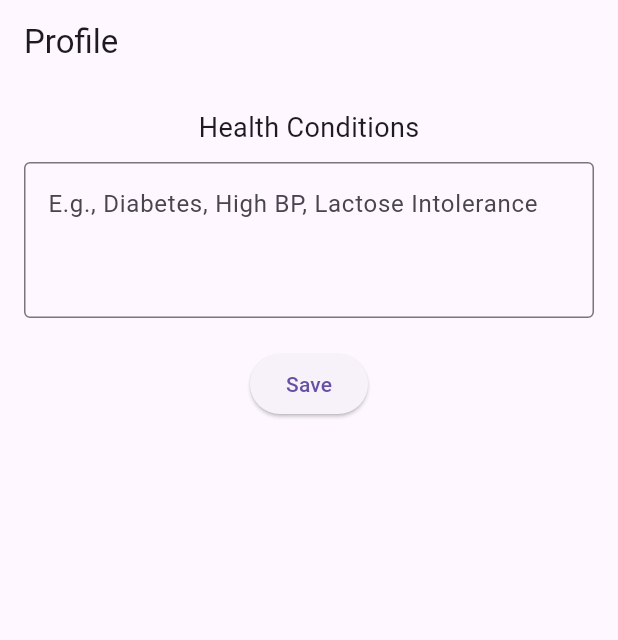
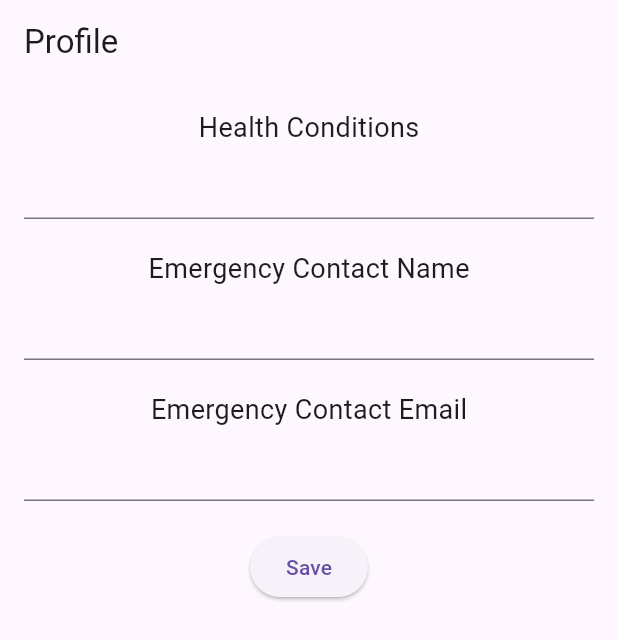
Before and after one commit to 24-25J-194-research-project/pml-fe, a Flutter app: the ProfilePage screen opened by its route, after a tap on "Save", on a phone screen of 412 x 824 dp. Shown: the top 640 px of the screen. Run offline on Flutter 3.47's test engine with Material 3 defaults, Android fonts, the light colour scheme and no system bars; our stand-ins replace audioplayers, confetti, flutter_dotenv, flutter_local_notifications, flutter_tts, go_router and 4 more; accounts and stored records are empty; network calls fail.

Commit message:
feat: emergency contacts added

```diff
--- a/pml_fe/lib/pages/profile_page.dart
+++ b/pml_fe/lib/pages/profile_page.dart
@@ -10,32 +10,40 @@ class ProfilePage extends StatefulWidget {
 class _ProfilePageState extends State<ProfilePage> {
   final TextEditingController _healthConditionsController =
       TextEditingController();
-  String _healthConditions = '';
+
+  final TextEditingController _emergencyContactNameController =
+      TextEditingController();
+  final TextEditingController _emergencyContactEmailController =
+      TextEditingController();
 
   @override
   void initState() {
     super.initState();
-    _loadHealthConditions();
+    _loadProfileData();
   }
 
-  // Load health conditions from backend
-  void _loadHealthConditions() async {
+  // ✅ Load profile data from backend
+  void _loadProfileData() async {
     final response = await http.get(
       Uri.parse(
         'http://10.0.2.2:3000/cooking-assistant/user/health-conditions?username=user1',
       ),
     );
+
     if (response.statusCode == 200) {
       final data = jsonDecode(response.body);
       setState(() {
-        _healthConditions = data['healthConditions'] ?? '';
-        _healthConditionsController.text = _healthConditions;
+        _healthConditionsController.text = data['healthConditions'] ?? '';
+        _emergencyContactNameController.text =
+            data['emergencyContactName'] ?? '';
+        _emergencyContactEmailController.text =
+            data['emergencyContactEmail'] ?? '';
       });
     }
   }
 
-  // Save health conditions to MongoDB
-  void _saveHealthConditions() async {
+  // ✅ Save data to backend
+  void _saveProfileData() async {
     final response = await http.post(
       Uri.parse(
         'http://10.0.2.2:3000/cooking-assistant/user/update-health-conditions',
@@ -44,20 +52,19 @@ class _ProfilePageState extends State<ProfilePage> {
       body: jsonEncode({
         "username": "user1",
         "healthConditions": _healthConditionsController.text,
+        "emergencyContactName": _emergencyContactNameController.text,
+        "emergencyContactEmail": _emergencyContactEmailController.text,
       }),
     );
 
     if (response.statusCode == 200) {
-      setState(() {
-        _healthConditions = _healthConditionsController.text;
-      });
       ScaffoldMessenger.of(
         context,
-      ).showSnackBar(SnackBar(content: Text("Health Conditions Saved")));
+      ).showSnackBar(SnackBar(content: Text("Profile updated successfully!")));
     } else {
       ScaffoldMessenger.of(
         context,
-      ).showSnackBar(SnackBar(content: Text("Failed to save")));
+      ).showSnackBar(SnackBar(content: Text("Failed to update profile")));
     }
   }
 
@@ -70,20 +77,20 @@ class _ProfilePageState extends State<ProfilePage> {
         child: Column(
           children: [
             Text("Health Conditions", style: TextStyle(fontSize: 18)),
-            SizedBox(height: 10),
-            TextField(
-              controller: _healthConditionsController,
-              decoration: InputDecoration(
-                border: OutlineInputBorder(),
-                hintText: "E.g., Diabetes, High BP, Lactose Intolerance",
-              ),
-              maxLines: 3,
-            ),
+            TextField(controller: _healthConditionsController),
+
             SizedBox(height: 20),
-            ElevatedButton(
-              onPressed: _saveHealthConditions,
-              child: Text("Save"),
-            ),
+
+            Text("Emergency Contact Name", style: TextStyle(fontSize: 18)),
+            TextField(controller: _emergencyContactNameController),
+
+            SizedBox(height: 20),
+
+            Text("Emergency Contact Email", style: TextStyle(fontSize: 18)),
+            TextField(controller: _emergencyContactEmailController),
+
+            SizedBox(height: 20),
+            ElevatedButton(onPressed: _saveProfileData, child: Text("Save")),
           ],
         ),
       ),
```
Also changed, not shown: pml_fe/lib/pages/interactive_cooking_page.dart (+92 -4 lines).
